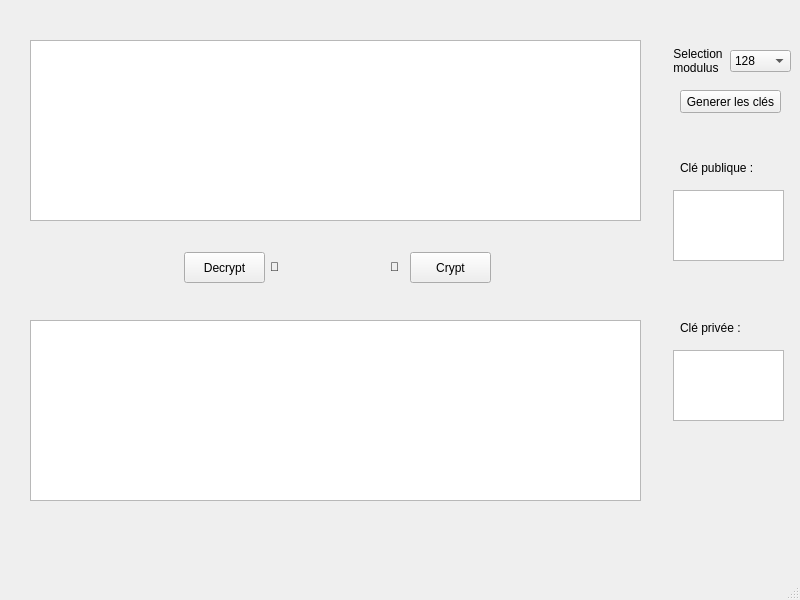
The window that Windows_app/mainwindow.ui (Blackfireoff/rsa_gen) describes before a commit, drawn with Qt 5.
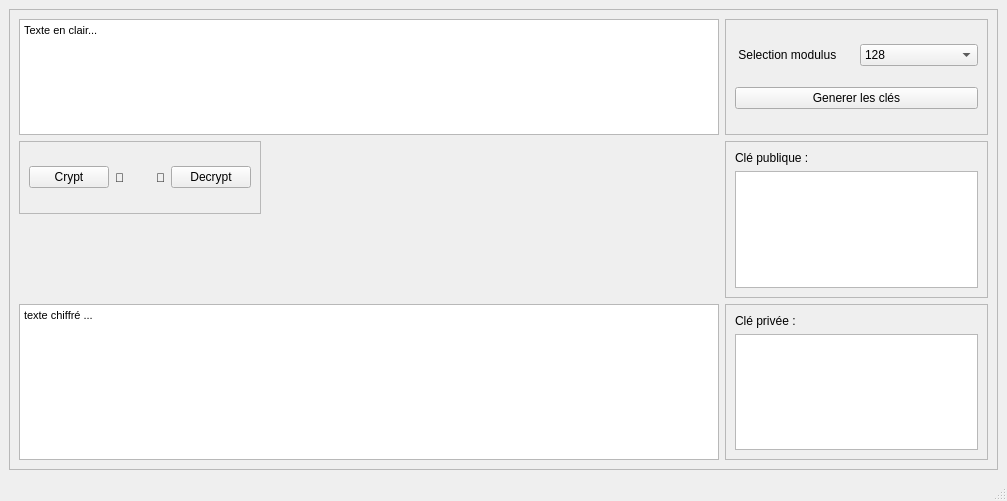
The same window after the commit.

The edit to the form file:
```diff
--- a/Windows_app/mainwindow.ui
+++ b/Windows_app/mainwindow.ui
@@ -9,154 +9,59 @@
    <rect>
     <x>0</x>
     <y>0</y>
-    <width>800</width>
-    <height>600</height>
+    <width>1007</width>
+    <height>501</height>
    </rect>
   </property>
   <property name="windowTitle">
    <string>MainWindow</string>
   </property>
   <widget class="QWidget" name="centralwidget">
+   <layout class="QVBoxLayout" name="verticalLayout_3">
+    <item>
+     <widget class="QFrame" name="frame">
+      <property name="frameShape">
+       <enum>QFrame::StyledPanel</enum>
+      </property>
+      <property name="frameShadow">
+       <enum>QFrame::Raised</enum>
+      </property>
+      <layout class="QFormLayout" name="formLayout">
+       <item row="0" column="0">
    <widget class="QTextEdit" name="TE_cleartext">
-    <property name="geometry">
-     <rect>
-      <x>30</x>
-      <y>40</y>
-      <width>611</width>
-      <height>181</height>
-     </rect>
+         <property name="minimumSize">
+          <size>
+           <width>700</width>
+           <height>0</height>
+          </size>
     </property>
     <property name="html">
      <string>&lt;!DOCTYPE HTML PUBLIC &quot;-//W3C//DTD HTML 4.0//EN&quot; &quot;http://www.w3.org/TR/REC-html40/strict.dtd&quot;&gt;
 &lt;html&gt;&lt;head&gt;&lt;meta name=&quot;qrichtext&quot; content=&quot;1&quot; /&gt;&lt;style type=&quot;text/css&quot;&gt;
 p, li { white-space: pre-wrap; }
 &lt;/style&gt;&lt;/head&gt;&lt;body style=&quot; font-family:'MS Shell Dlg 2'; font-size:8.25pt; font-weight:400; font-style:normal;&quot;&gt;
-&lt;p style=&quot;-qt-paragraph-type:empty; margin-top:0px; margin-bottom:0px; margin-left:0px; margin-right:0px; -qt-block-indent:0; text-indent:0px;&quot;&gt;&lt;br /&gt;&lt;/p&gt;&lt;/body&gt;&lt;/html&gt;</string>
-    </property>
-   </widget>
-   <widget class="QTextEdit" name="TE_cryptedtext">
-    <property name="geometry">
-     <rect>
-      <x>30</x>
-      <y>320</y>
-      <width>611</width>
-      <height>181</height>
-     </rect>
-    </property>
-    <property name="html">
-     <string>&lt;!DOCTYPE HTML PUBLIC &quot;-//W3C//DTD HTML 4.0//EN&quot; &quot;http://www.w3.org/TR/REC-html40/strict.dtd&quot;&gt;
-&lt;html&gt;&lt;head&gt;&lt;meta name=&quot;qrichtext&quot; content=&quot;1&quot; /&gt;&lt;style type=&quot;text/css&quot;&gt;
-p, li { white-space: pre-wrap; }
-&lt;/style&gt;&lt;/head&gt;&lt;body style=&quot; font-family:'MS Shell Dlg 2'; font-size:8.25pt; font-weight:400; font-style:normal;&quot;&gt;
-&lt;p style=&quot;-qt-paragraph-type:empty; margin-top:0px; margin-bottom:0px; margin-left:0px; margin-right:0px; -qt-block-indent:0; text-indent:0px;&quot;&gt;&lt;br /&gt;&lt;/p&gt;&lt;/body&gt;&lt;/html&gt;</string>
-    </property>
-   </widget>
-   <widget class="QPushButton" name="PB_decrypt">
-    <property name="geometry">
-     <rect>
-      <x>184</x>
-      <y>252</y>
-      <width>81</width>
-      <height>31</height>
-     </rect>
-    </property>
+&lt;p style=&quot; margin-top:0px; margin-bottom:0px; margin-left:0px; margin-right:0px; -qt-block-indent:0; text-indent:0px;&quot;&gt;Texte en clair...&lt;/p&gt;&lt;/body&gt;&lt;/html&gt;</string>
+         </property>
+        </widget>
+       </item>
+       <item row="0" column="1">
+        <widget class="QFrame" name="frame_2">
+         <property name="frameShape">
+          <enum>QFrame::StyledPanel</enum>
+         </property>
+         <property name="frameShadow">
+          <enum>QFrame::Raised</enum>
+         </property>
+         <layout class="QGridLayout" name="gridLayout">
+          <item row="0" column="0">
+           <widget class="QLabel" name="label_3">
     <property name="text">
-     <string>Decrypt</string>
-    </property>
-   </widget>
-   <widget class="QPushButton" name="PB_crypt">
-    <property name="geometry">
-     <rect>
-      <x>410</x>
-      <y>252</y>
-      <width>81</width>
-      <height>31</height>
-     </rect>
-    </property>
-    <property name="text">
-     <string>Crypt</string>
-    </property>
-   </widget>
-   <widget class="QLabel" name="label">
-    <property name="geometry">
-     <rect>
-      <x>270</x>
-      <y>260</y>
-      <width>47</width>
-      <height>13</height>
-     </rect>
-    </property>
-    <property name="text">
-     <string>🔼</string>
-    </property>
-   </widget>
-   <widget class="QLabel" name="label_2">
-    <property name="geometry">
-     <rect>
-      <x>390</x>
-      <y>260</y>
-      <width>47</width>
-      <height>13</height>
-     </rect>
-    </property>
-    <property name="text">
-     <string>🔽</string>
-    </property>
-   </widget>
-   <widget class="QPushButton" name="PB_gen_keys">
-    <property name="geometry">
-     <rect>
-      <x>680</x>
-      <y>90</y>
-      <width>101</width>
-      <height>23</height>
-     </rect>
-    </property>
-    <property name="text">
-     <string>Generer les clés</string>
-    </property>
-   </widget>
-   <widget class="QTextEdit" name="TE_pubkey">
-    <property name="geometry">
-     <rect>
-      <x>673</x>
-      <y>190</y>
-      <width>111</width>
-      <height>71</height>
-     </rect>
-    </property>
-    <property name="acceptDrops">
-     <bool>true</bool>
-    </property>
-    <property name="readOnly">
-     <bool>true</bool>
-    </property>
-   </widget>
-   <widget class="QTextEdit" name="TE_privkey">
-    <property name="geometry">
-     <rect>
-      <x>673</x>
-      <y>350</y>
-      <width>111</width>
-      <height>71</height>
-     </rect>
-    </property>
-    <property name="acceptDrops">
-     <bool>true</bool>
-    </property>
-    <property name="readOnly">
-     <bool>true</bool>
-    </property>
-   </widget>
+             <string> Selection modulus</string>
+            </property>
+           </widget>
+          </item>
+          <item row="0" column="1">
    <widget class="QComboBox" name="CB_nbit">
-    <property name="geometry">
-     <rect>
-      <x>730</x>
-      <y>50</y>
-      <width>61</width>
-      <height>22</height>
-     </rect>
-    </property>
     <item>
      <property name="text">
       <string>128</string>
@@ -198,75 +103,153 @@
      </property>
     </item>
    </widget>
-   <widget class="QLabel" name="label_3">
-    <property name="geometry">
-     <rect>
-      <x>670</x>
-      <y>40</y>
-      <width>61</width>
-      <height>41</height>
-     </rect>
-    </property>
+          </item>
+          <item row="1" column="0" colspan="2">
+           <widget class="QPushButton" name="PB_gen_keys">
     <property name="text">
-     <string> Selection 
- modulus</string>
-    </property>
-   </widget>
-   <widget class="QLabel" name="label_4">
-    <property name="geometry">
-     <rect>
-      <x>680</x>
-      <y>160</y>
-      <width>101</width>
-      <height>16</height>
-     </rect>
-    </property>
+             <string>Generer les clés</string>
+            </property>
+           </widget>
+          </item>
+         </layout>
+        </widget>
+       </item>
+       <item row="2" column="0">
+        <widget class="QTextEdit" name="TE_cryptedtext">
+         <property name="minimumSize">
+          <size>
+           <width>700</width>
+           <height>0</height>
+          </size>
+         </property>
+         <property name="html">
+          <string>&lt;!DOCTYPE HTML PUBLIC &quot;-//W3C//DTD HTML 4.0//EN&quot; &quot;http://www.w3.org/TR/REC-html40/strict.dtd&quot;&gt;
+&lt;html&gt;&lt;head&gt;&lt;meta name=&quot;qrichtext&quot; content=&quot;1&quot; /&gt;&lt;style type=&quot;text/css&quot;&gt;
+p, li { white-space: pre-wrap; }
+&lt;/style&gt;&lt;/head&gt;&lt;body style=&quot; font-family:'MS Shell Dlg 2'; font-size:8.25pt; font-weight:400; font-style:normal;&quot;&gt;
+&lt;p style=&quot; margin-top:0px; margin-bottom:0px; margin-left:0px; margin-right:0px; -qt-block-indent:0; text-indent:0px;&quot;&gt;texte chiffré ...&lt;/p&gt;&lt;/body&gt;&lt;/html&gt;</string>
+         </property>
+        </widget>
+       </item>
+       <item row="1" column="0">
+        <widget class="QFrame" name="frame_3">
+         <property name="frameShape">
+          <enum>QFrame::StyledPanel</enum>
+         </property>
+         <property name="frameShadow">
+          <enum>QFrame::Raised</enum>
+         </property>
+         <layout class="QHBoxLayout" name="horizontalLayout">
+          <item>
+           <widget class="QPushButton" name="PB_crypt">
     <property name="text">
-     <string>Clé publique :</string>
-    </property>
-   </widget>
-   <widget class="QLabel" name="label_5">
-    <property name="geometry">
-     <rect>
-      <x>680</x>
-      <y>320</y>
-      <width>101</width>
-      <height>16</height>
-     </rect>
-    </property>
+             <string>Crypt</string>
+            </property>
+           </widget>
+          </item>
+          <item>
+           <widget class="QLabel" name="label_2">
+            <property name="text">
+             <string>🔽</string>
+            </property>
+           </widget>
+          </item>
+          <item>
+           <widget class="QLabel" name="L_no_privkey">
     <property name="text">
-     <string>Clé privée : </string>
-    </property>
-   </widget>
+             <string/>
+            </property>
+           </widget>
+          </item>
+          <item>
    <widget class="QLabel" name="L_no_pubkey">
     <property name="enabled">
      <bool>true</bool>
     </property>
-    <property name="geometry">
-     <rect>
-      <x>500</x>
-      <y>240</y>
-      <width>91</width>
-      <height>61</height>
-     </rect>
-    </property>
     <property name="text">
      <string/>
     </property>
    </widget>
-   <widget class="QLabel" name="L_no_privkey">
-    <property name="geometry">
-     <rect>
-      <x>110</x>
-      <y>240</y>
-      <width>91</width>
-      <height>61</height>
-     </rect>
-    </property>
+          </item>
+          <item>
+           <widget class="QLabel" name="label">
+            <property name="text">
+             <string>🔼</string>
+            </property>
+           </widget>
+          </item>
+          <item>
+           <widget class="QPushButton" name="PB_decrypt">
     <property name="text">
-     <string/>
-    </property>
-   </widget>
+             <string>Decrypt</string>
+            </property>
+           </widget>
+          </item>
+         </layout>
+        </widget>
+       </item>
+       <item row="2" column="1">
+        <widget class="QFrame" name="frame_4">
+         <property name="frameShape">
+          <enum>QFrame::StyledPanel</enum>
+         </property>
+         <property name="frameShadow">
+          <enum>QFrame::Raised</enum>
+         </property>
+         <layout class="QVBoxLayout" name="verticalLayout">
+          <item>
+           <widget class="QLabel" name="label_5">
+            <property name="text">
+             <string>Clé privée : </string>
+            </property>
+           </widget>
+          </item>
+          <item>
+           <widget class="QTextEdit" name="TE_privkey">
+            <property name="acceptDrops">
+             <bool>true</bool>
+            </property>
+            <property name="readOnly">
+             <bool>true</bool>
+            </property>
+           </widget>
+          </item>
+         </layout>
+        </widget>
+       </item>
+       <item row="1" column="1">
+        <widget class="QFrame" name="frame_5">
+         <property name="frameShape">
+          <enum>QFrame::StyledPanel</enum>
+         </property>
+         <property name="frameShadow">
+          <enum>QFrame::Raised</enum>
+         </property>
+         <layout class="QVBoxLayout" name="verticalLayout_2">
+          <item>
+           <widget class="QLabel" name="label_4">
+            <property name="text">
+             <string>Clé publique :</string>
+            </property>
+           </widget>
+          </item>
+          <item>
+           <widget class="QTextEdit" name="TE_pubkey">
+            <property name="acceptDrops">
+             <bool>true</bool>
+            </property>
+            <property name="readOnly">
+             <bool>true</bool>
+            </property>
+           </widget>
+          </item>
+         </layout>
+        </widget>
+       </item>
+      </layout>
+     </widget>
+    </item>
+   </layout>
   </widget>
   <widget class="QMenuBar" name="menubar">
    <property name="geometry">
```
Left out of the diff: 2 changed lines with no effect on the pictures. Lines whose indentation alone changed are shown as unchanged.
